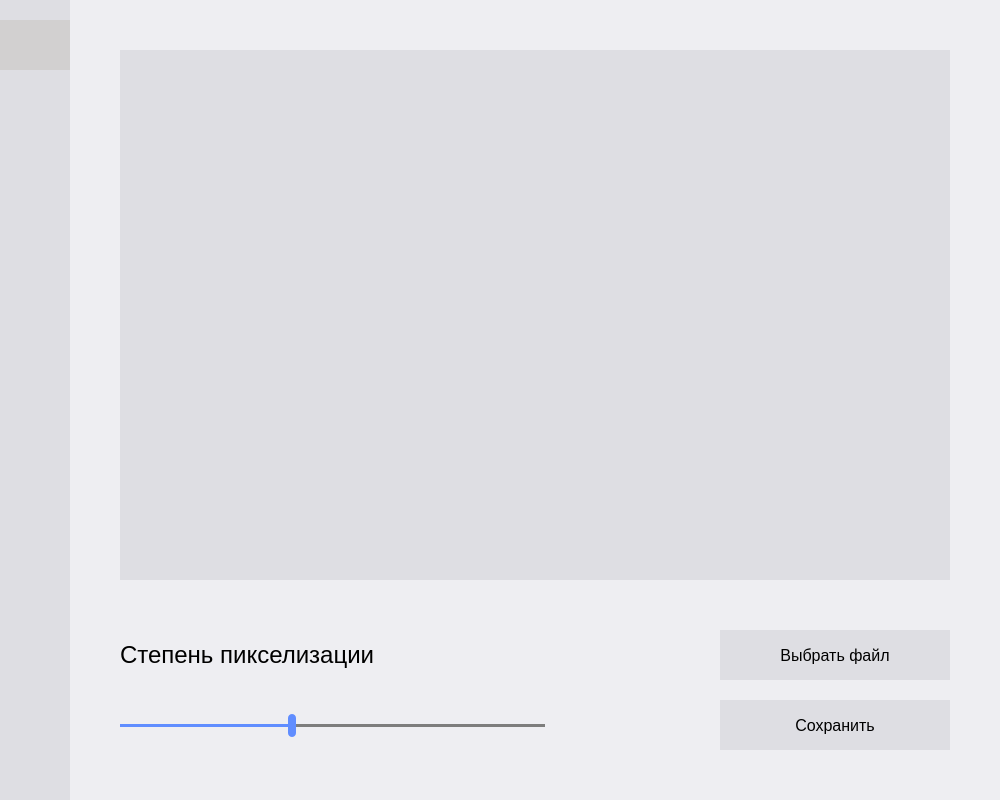
Qt form MainWindow.ui (kolaqsq/Pixelizator) before a commit.
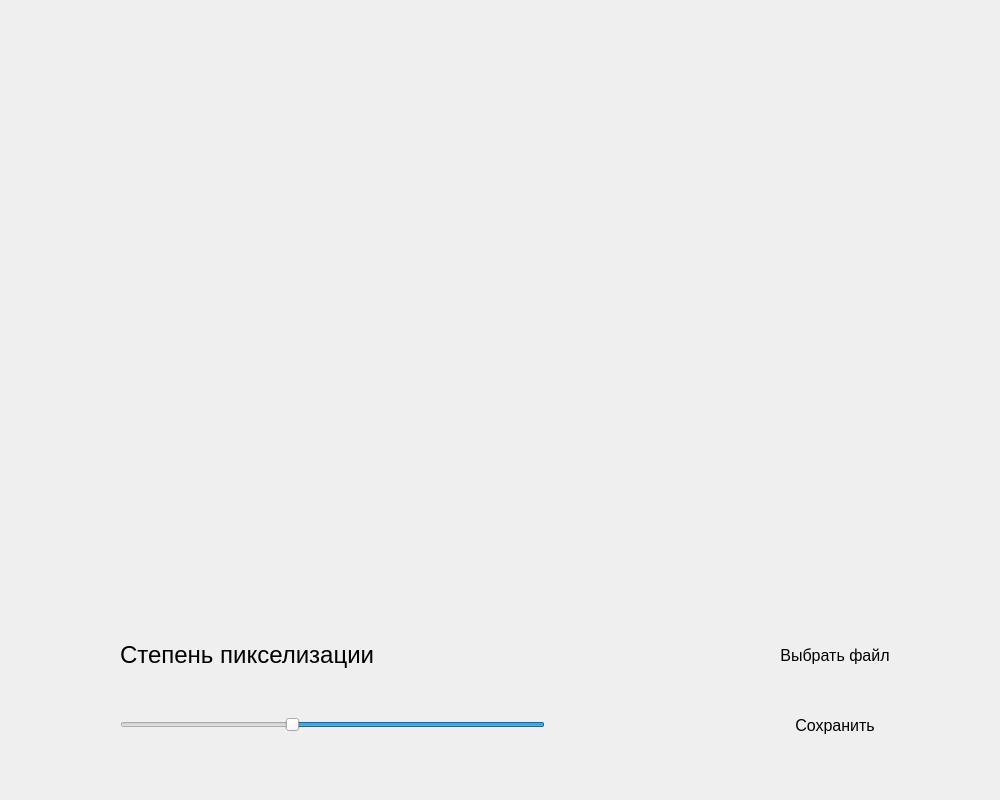
The same form after that commit. Icons and pictures are not drawn.

Commit message: Styles moved from ui file to css, add dark theme and light icons

```diff
--- a/MainWindow.ui
+++ b/MainWindow.ui
@@ -29,8 +29,7 @@
    <string>Pixelizator</string>
   </property>
   <property name="styleSheet">
-   <string notr="true">background-color: rgb(238, 238, 242);
-border: 0;</string>
+   <string notr="true"/>
   </property>
   <widget class="QWidget" name="centralWidget">
    <property name="enabled">
@@ -43,8 +42,7 @@
     </sizepolicy>
    </property>
    <property name="styleSheet">
-    <string notr="true">background-color: rgb(238, 238, 242);
-border: 0;</string>
+    <string notr="true"/>
    </property>
    <layout class="QHBoxLayout" name="centralWidgetLayout">
     <property name="spacing">
@@ -123,7 +121,7 @@
               </size>
              </property>
              <property name="styleSheet">
-              <string notr="true">background-color: rgb(222, 222, 227);</string>
+              <string notr="true"/>
              </property>
              <layout class="QVBoxLayout" name="sidebarLayout" stretch="0,0,0">
               <property name="spacing">
@@ -159,15 +157,7 @@
                  </size>
                 </property>
                 <property name="styleSheet">
-                 <string notr="true">QPushButton:!hover {
-background-color: rgb(210, 208, 208);
-border: 0;
-}
-
-QPushButton:hover {
-background-color: rgb(210, 208, 208);
-border: 0;
-}</string>
+                 <string notr="true"/>
                 </property>
                 <property name="text">
                  <string/>
@@ -224,15 +214,7 @@
                  </size>
                 </property>
                 <property name="styleSheet">
-                 <string notr="true">QPushButton:!hover {
-background-color: rgb(222, 222, 227);
-border: 0;
-}
-
-QPushButton:hover {
-background-color: rgb(210, 208, 208);
-border: 0;
-}</string>
+                 <string notr="true"/>
                 </property>
                 <property name="text">
                  <string/>
@@ -291,8 +273,7 @@
                  </size>
                 </property>
                 <property name="styleSheet">
-                 <string notr="true">background-color: rgb(222, 222, 227);
-border: 0;</string>
+                 <string notr="true"/>
                 </property>
                 <property name="text">
                  <string/>
@@ -331,15 +312,7 @@
                    </font>
                   </property>
                   <property name="styleSheet">
-                   <string notr="true">QPushButton:!hover {
-background-color: rgb(222, 222, 227);
-border: 0;
-}
-
-QPushButton:hover {
-background-color: rgb(210, 208, 208);
-border: 0;
-}</string>
+                   <string notr="true"/>
                   </property>
                   <property name="text">
                    <string>Сохранить</string>
@@ -367,15 +340,7 @@
                    </font>
                   </property>
                   <property name="styleSheet">
-                   <string notr="true">QPushButton:!hover {
-background-color: rgb(222, 222, 227);
-border: 0;
-}
-
-QPushButton:hover {
-background-color: rgb(210, 208, 208);
-border: 0;
-}</string>
+                   <string notr="true"/>
                   </property>
                   <property name="text">
                    <string>Выбрать файл</string>
@@ -413,34 +378,7 @@
                    </size>
                   </property>
                   <property name="styleSheet">
-                   <string notr="true">QSlider::groove:horizontal {
-border: 0;
-background-color: rgb(125, 125, 125);
-height: 3px;
-border-radius: 4px;
-}
-
-QSlider::sub-page:horizontal {
-background-color: #608DFF;
-border: 0;
-border-radius: 4px;
-}
-
-QSlider::add-page:horizontal {
-border: 0;
-border-radius: 4px;
-}
-
-QSlider::handle:horizontal {
-background: #608DFF;
-border: 0;
-width: 8px;
-height: 18px;
-margin-top: -10px;
-margin-bottom: -10px;
-border-radius: 4px;
-}
-</string>
+                   <string notr="true"/>
                   </property>
                   <property name="minimum">
                    <number>2</number>
```
Left out of the diff: 47 changed lines with no effect on the pictures. The commit also changes 7 other files.
